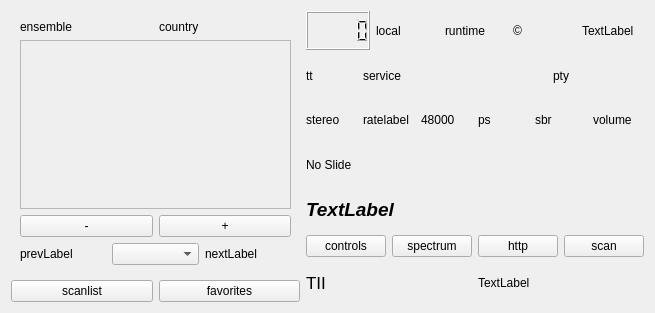
First picture: the form in qt-dab-RC/forms-v7/dabradio-6.ui, repository JvanKatwijk/qt-dab, before the edit.
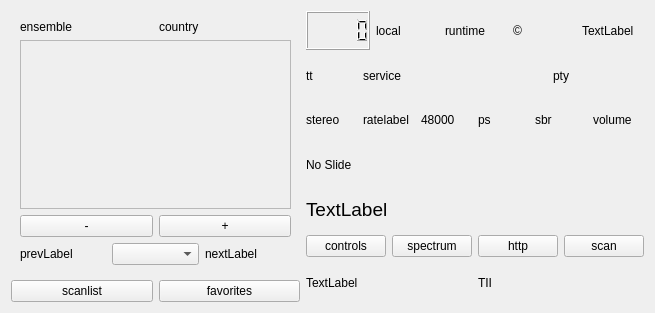
Second picture: the form after the edit. Custom widgets are drawn as their Qt base class.

Commit message: mods to color and font selector

What changed in the file:
```diff
--- a/qt-dab-RC/forms-v7/dabradio-6.ui
+++ b/qt-dab-RC/forms-v7/dabradio-6.ui
@@ -285,14 +285,17 @@
        <property name="font">
         <font>
          <pointsize>14</pointsize>
-         <weight>75</weight>
-         <italic>true</italic>
-         <bold>true</bold>
+         <weight>50</weight>
+         <italic>false</italic>
+         <bold>false</bold>
         </font>
        </property>
        <property name="text">
         <string>TextLabel</string>
        </property>
+       <property name="wordWrap">
+        <bool>true</bool>
+       </property>
       </widget>
      </item>
      <item>
@@ -341,20 +344,13 @@
      </item>
      <item>
       <layout class="QHBoxLayout" name="horizontalLayout_5">
-       <item>
-        <widget class="QLabel" name="transmitter_coordinates">
-         <property name="font">
-          <font>
-           <pointsize>13</pointsize>
-          </font>
-         </property>
-         <property name="text">
-          <string>TII</string>
-         </property>
-        </widget>
-       </item>
        <item>
         <widget class="QLabel" name="distanceLabel">
+         <property name="font">
+          <font>
+           <pointsize>9</pointsize>
+          </font>
+         </property>
          <property name="toolTip">
           <string>&lt;html&gt;&lt;head/&gt;&lt;body&gt;&lt;p&gt;If configured, this line shows the name of the transmitter that is received.&lt;/p&gt;&lt;/body&gt;&lt;/html&gt;</string>
          </property>
@@ -363,6 +359,18 @@
          </property>
         </widget>
        </item>
+       <item>
+        <widget class="QLabel" name="transmitter_coordinates">
+         <property name="font">
+          <font>
+           <pointsize>9</pointsize>
+          </font>
+         </property>
+         <property name="text">
+          <string>TII</string>
+         </property>
+        </widget>
+       </item>
       </layout>
      </item>
     </layout>
```
The commit also changes 22 other files.
